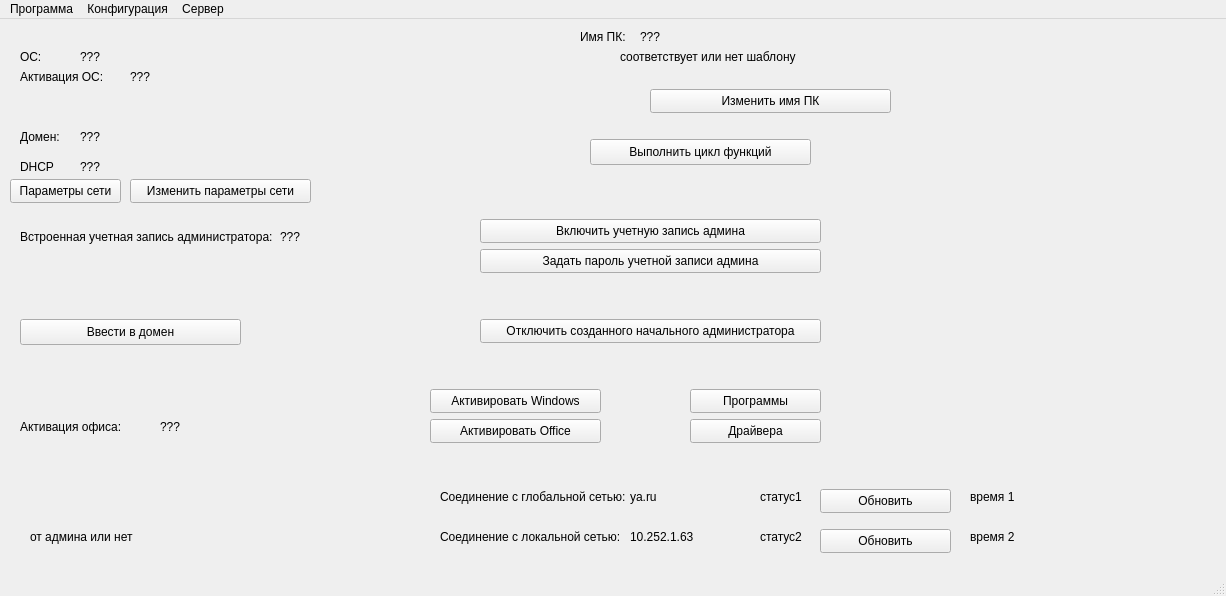
Before: the Qt Designer form design_ui/main.ui in BagaJimbildan/LAS_SibSIU, drawn with Qt 5.
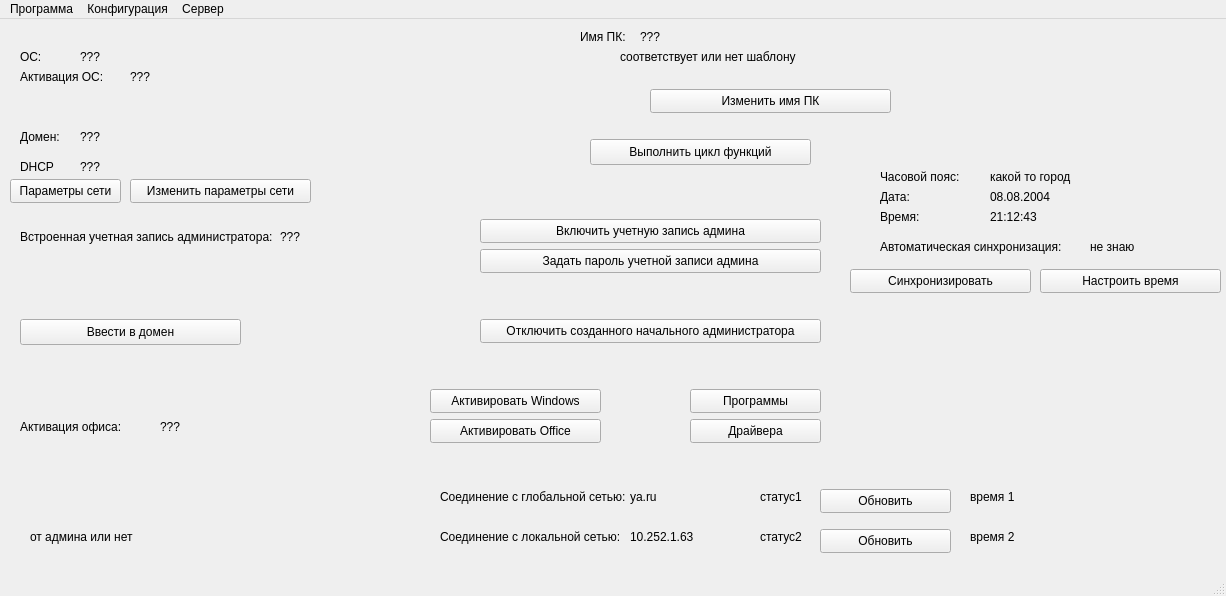
After: the same form once the commit is applied.

Commit message: Создана настройка и синхронизация времени по стандарту

Diff of the .ui file:
```diff
--- a/design_ui/main.ui
+++ b/design_ui/main.ui
@@ -508,6 +508,136 @@
      <string>Активация офиса:</string>
     </property>
    </widget>
+   <widget class="QLabel" name="label_10">
+    <property name="geometry">
+     <rect>
+      <x>880</x>
+      <y>150</y>
+      <width>101</width>
+      <height>16</height>
+     </rect>
+    </property>
+    <property name="text">
+     <string>Часовой пояс:</string>
+    </property>
+   </widget>
+   <widget class="QLabel" name="lbl_hour_city">
+    <property name="geometry">
+     <rect>
+      <x>990</x>
+      <y>150</y>
+      <width>221</width>
+      <height>16</height>
+     </rect>
+    </property>
+    <property name="text">
+     <string>какой то город</string>
+    </property>
+   </widget>
+   <widget class="QLabel" name="label_11">
+    <property name="geometry">
+     <rect>
+      <x>880</x>
+      <y>170</y>
+      <width>101</width>
+      <height>16</height>
+     </rect>
+    </property>
+    <property name="text">
+     <string>Дата:</string>
+    </property>
+   </widget>
+   <widget class="QLabel" name="lbl_date">
+    <property name="geometry">
+     <rect>
+      <x>990</x>
+      <y>170</y>
+      <width>121</width>
+      <height>16</height>
+     </rect>
+    </property>
+    <property name="text">
+     <string>08.08.2004</string>
+    </property>
+   </widget>
+   <widget class="QLabel" name="lbl_time">
+    <property name="geometry">
+     <rect>
+      <x>990</x>
+      <y>190</y>
+      <width>121</width>
+      <height>16</height>
+     </rect>
+    </property>
+    <property name="text">
+     <string>21:12:43</string>
+    </property>
+   </widget>
+   <widget class="QLabel" name="label_12">
+    <property name="geometry">
+     <rect>
+      <x>880</x>
+      <y>190</y>
+      <width>101</width>
+      <height>16</height>
+     </rect>
+    </property>
+    <property name="text">
+     <string>Время:</string>
+    </property>
+   </widget>
+   <widget class="QPushButton" name="btn_set_time">
+    <property name="geometry">
+     <rect>
+      <x>1040</x>
+      <y>250</y>
+      <width>181</width>
+      <height>24</height>
+     </rect>
+    </property>
+    <property name="text">
+     <string>Настроить время</string>
+    </property>
+   </widget>
+   <widget class="QLabel" name="label_13">
+    <property name="geometry">
+     <rect>
+      <x>880</x>
+      <y>220</y>
+      <width>201</width>
+      <height>16</height>
+     </rect>
+    </property>
+    <property name="text">
+     <string>Автоматическая синхронизация:</string>
+    </property>
+   </widget>
+   <widget class="QLabel" name="lbl_time_auto">
+    <property name="geometry">
+     <rect>
+      <x>1090</x>
+      <y>220</y>
+      <width>121</width>
+      <height>16</height>
+     </rect>
+    </property>
+    <property name="text">
+     <string>не знаю</string>
+    </property>
+   </widget>
+   <widget class="QPushButton" name="btn_sync_time">
+    <property name="geometry">
+     <rect>
+      <x>850</x>
+      <y>250</y>
+      <width>181</width>
+      <height>24</height>
+     </rect>
+    </property>
+    <property name="text">
+     <string>Синхронизировать</string>
+    </property>
+   </widget>
   </widget>
   <widget class="QMenuBar" name="menubar">
    <property name="geometry">
```
Left out of the diff: 12 changed lines with no effect on the pictures. The commit also changes 14 other files.
